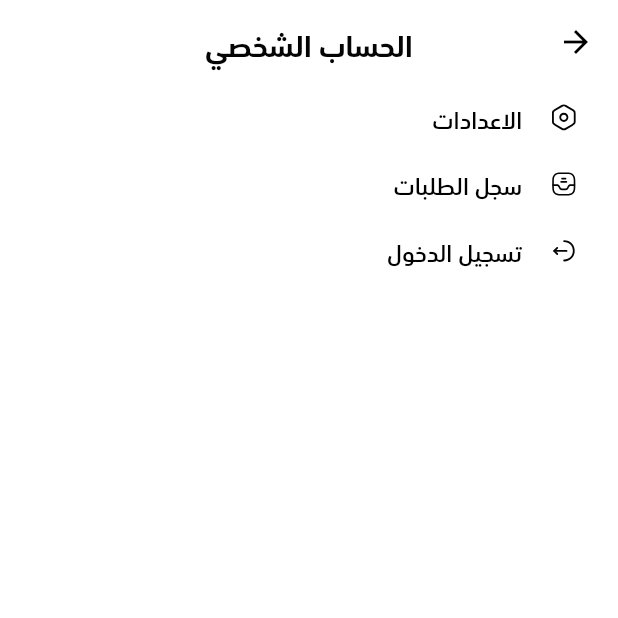
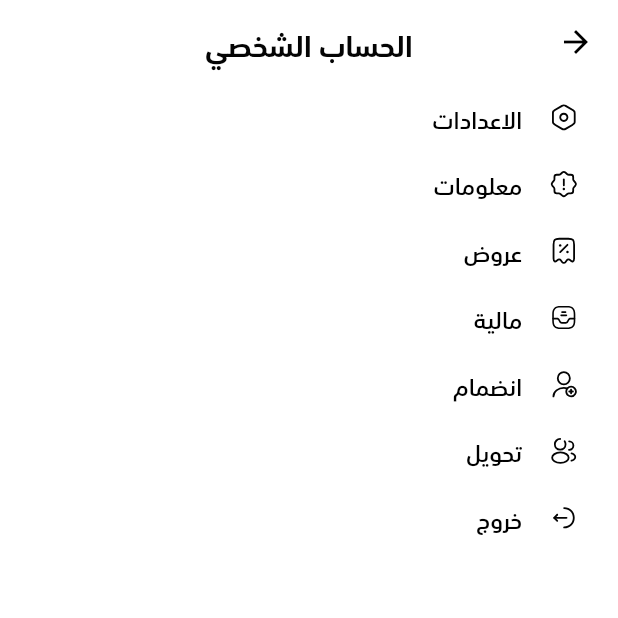
Before and after one commit to Almumez/tawsil_ghaz, a Flutter app: the ProfileView screen opened directly, on a phone screen of 412 x 824 dp, the top half of it. Run offline on Flutter 3.47's test engine with Material 3 defaults, Android fonts, the phone set to English and light mode, and no system bars; our stand-ins replace cached_network_image, dio, dotted_border, easy_localization, firebase_core, firebase_messaging and 17 more; missing offline and left inert: myfatoorah_flutter; accounts and stored records are empty.

Commit message:
feat(profile): add account type switching functionality
Implemented a new feature to allow users to switch between client and agent account types. This includes a dialog prompt for user interaction, enhancing the profile management experience. Updated profile items to reflect the new functionality.

```diff
--- a/lib/features/shared/pages/profile/build_list.dart
+++ b/lib/features/shared/pages/profile/build_list.dart
@@ -1,8 +1,10 @@
+import 'package:easy_localization/easy_localization.dart';
 import 'package:flutter/material.dart';
 import '../../../../models/user_model.dart';
 
 import '../../../../core/routes/app_routes_fun.dart';
 import '../../../../core/routes/routes.dart';
+import '../../../../core/utils/enums.dart';
 import '../../../../core/widgets/logout_sheet.dart';
 import '../../../../gen/assets.gen.dart';
 import '../../../../gen/locale_keys.g.dart';
@@ -17,11 +19,38 @@ logout() {
   );
 }
 
+// Function to switch between client and agent account types
+void switchAccountType() {
+  // This would be implemented with the proper API call to switch account types
+  // For now, just show a dialog or navigate to a screen to handle this
+  showDialog(
+    context: navigator.currentContext!,
+    builder: (context) => AlertDialog(
+      title: Text(LocaleKeys.profile.tr()),
+      content: Text('Switch account type functionality will be implemented here.'),
+      actions: [
+        TextButton(
+          onPressed: () => Navigator.pop(context),
+          child: Text('OK'),
+        ),
+      ],
+    ),
+  );
+}
+
 class BuildProfileList {
   static List<ProfileItemModel> items = [
     ProfileItemModel(image: Assets.svg.setting, title: LocaleKeys.settings, onTap: () => push(NamedRoutes.settings)),
-    ProfileItemModel(image: Assets.svg.ordersHistory, title: LocaleKeys.orders_history, onTap: () => push(NamedRoutes.clientOrdersHistory)),
-    ProfileItemModel(image: Assets.svg.logout, title: UserModel.i.isAuth ? LocaleKeys.logout : LocaleKeys.login, onTap: () => logout()),
+    ProfileItemModel(image: 'assets/svg/information.svg', title: 'معلومات', onTap: () => push(NamedRoutes.static)),
+    ProfileItemModel(image: 'assets/svg/receipt-disscount.svg', title: 'عروض', onTap: () => push(NamedRoutes.agentShowOrder)),
+    ProfileItemModel(image: Assets.svg.walletIcon, title: 'مالية', onTap: () => push(NamedRoutes.wallet)),
+    ProfileItemModel(image: 'assets/svg/user-add.svg', title: 'انضمام', onTap: () => push(NamedRoutes.register)),
+    ProfileItemModel(
+      image: 'assets/svg/profile-2user.svg',
+      title: 'تحويل',
+      onTap: () => switchAccountType(),
+    ),
+    ProfileItemModel(image: Assets.svg.logout, title: 'خروج', onTap: () => logout(),),
   ];
 
   static List<ProfileItemModel> agentItems = [
```
Also changed, not shown: assets/svg/information.svg (added), assets/svg/profile-2user.svg (added), assets/svg/receipt-disscount.svg (added), assets/svg/user-add.svg (added), 4 other files.
